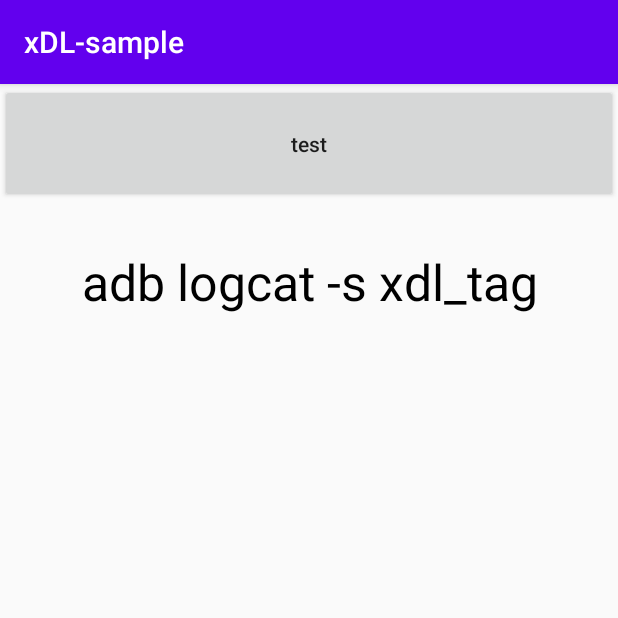
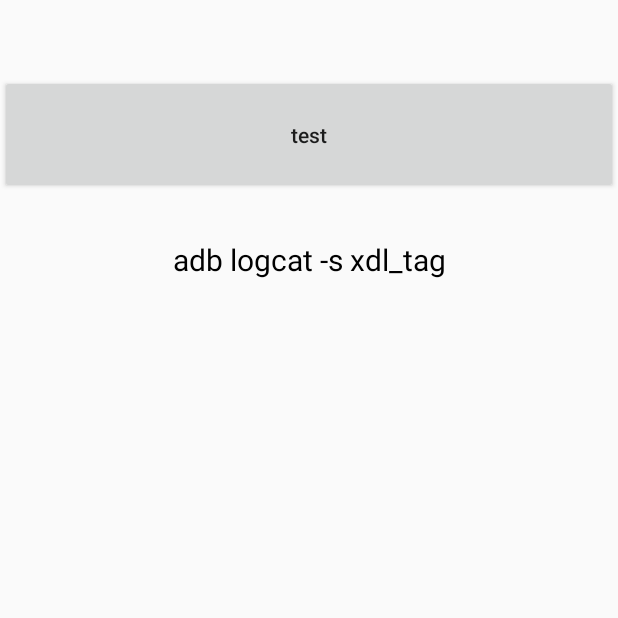
Before and after one commit to hexhacking/xDL, an Android app: the screen it shows after launch (MainActivity), on a phone screen of 412 x 824 dp, the top half of it. Run offline under Robolectric (Android 15) with nearby library versions, the phone set to English and light mode, and no system bars; 2 statements that could not run were skipped.

Commit message:
Improve the UI display of sample app.

```diff
--- a/xdl_sample/src/main/java/io/github/hexhacking/xdl/sample/MainActivity.java
+++ b/xdl_sample/src/main/java/io/github/hexhacking/xdl/sample/MainActivity.java
@@ -1,5 +1,6 @@
 package io.github.hexhacking.xdl.sample;
 
+import androidx.activity.EdgeToEdge;
 import androidx.appcompat.app.AppCompatActivity;
 
 import android.os.Bundle;
@@ -11,10 +12,13 @@ public class MainActivity extends AppCompatActivity {
     @Override
     protected void onCreate(Bundle savedInstanceState) {
         super.onCreate(savedInstanceState);
+        EdgeToEdge.enable(this);
         setContentView(R.layout.activity_main);
-    }
 
-    public void onTestClick(View view) {
-        NativeSample.test();
+        findViewById(R.id.testButton).setOnClickListener(new View.OnClickListener() {
+            public void onClick(View v) {
+                NativeSample.test();
+            }
+        });
     }
 }
--- a/xdl_sample/src/main/res/layout/activity_main.xml
+++ b/xdl_sample/src/main/res/layout/activity_main.xml
@@ -1,26 +1,17 @@
 <?xml version="1.0" encoding="utf-8"?>
-<LinearLayout xmlns:android="http://schemas.android.com/apk/res/android"
+<LinearLayout
+    xmlns:android="http://schemas.android.com/apk/res/android"
     xmlns:tools="http://schemas.android.com/tools"
     android:layout_width="match_parent"
     android:layout_height="match_parent"
     android:orientation="vertical"
+    android:paddingTop="50dp"
     tools:context=".MainActivity">
-
-    <ScrollView
-        android:layout_width="fill_parent"
-        android:layout_height="wrap_content">
-
-        <LinearLayout
-            android:layout_width="match_parent"
-            android:layout_height="wrap_content"
-            android:orientation="vertical">
-
     <Button
         android:id="@+id/testButton"
         android:layout_width="match_parent"
         android:layout_height="wrap_content"
         android:layout_margin="0dp"
-                android:onClick="onTestClick"
         android:paddingTop="30dp"
         android:paddingBottom="30dp"
         android:paddingLeft="10dp"
@@ -28,7 +19,6 @@
         android:text="test"
         android:textAllCaps="false"
         tools:ignore="HardcodedText" />
-
     <TextView
         android:id="@+id/textMsg"
         android:layout_width="match_parent"
@@ -39,9 +29,7 @@
         android:paddingLeft="10dp"
         android:paddingRight="10dp"
         android:gravity="center"
-                android:textSize="50px"
+        android:textSize="20sp"
         android:textColor="#000000"
-                android:text="adb logcat -s xdl_tag" />
+        android:text="@string/logcat_hints" />
 </LinearLayout>
-    </ScrollView>
-</LinearLayout>
--- a/xdl_sample/src/main/res/mipmap-anydpi-v26/ic_launcher.xml
+++ b/xdl_sample/src/main/res/mipmap-anydpi-v26/ic_launcher.xml
@@ -2,4 +2,5 @@
 <adaptive-icon xmlns:android="http://schemas.android.com/apk/res/android">
     <background android:drawable="@drawable/ic_launcher_background" />
     <foreground android:drawable="@drawable/ic_launcher_foreground" />
+    <monochrome android:drawable="@drawable/ic_launcher_foreground" />
 </adaptive-icon>
--- a/xdl_sample/src/main/res/mipmap-anydpi-v26/ic_launcher_round.xml
+++ b/xdl_sample/src/main/res/mipmap-anydpi-v26/ic_launcher_round.xml
@@ -2,4 +2,5 @@
 <adaptive-icon xmlns:android="http://schemas.android.com/apk/res/android">
     <background android:drawable="@drawable/ic_launcher_background" />
     <foreground android:drawable="@drawable/ic_launcher_foreground" />
+    <monochrome android:drawable="@drawable/ic_launcher_foreground" />
 </adaptive-icon>
--- a/xdl_sample/src/main/res/values/colors.xml
+++ b/xdl_sample/src/main/res/values/colors.xml
@@ -1,6 +1,3 @@
 <?xml version="1.0" encoding="utf-8"?>
 <resources>
-    <color name="colorPrimary">#6200EE</color>
-    <color name="colorPrimaryDark">#3700B3</color>
-    <color name="colorAccent">#03DAC5</color>
 </resources>
--- a/xdl_sample/src/main/res/values/strings.xml
+++ b/xdl_sample/src/main/res/values/strings.xml
@@ -1,3 +1,4 @@
 <resources>
     <string name="app_name">xDL-sample</string>
+    <string name="logcat_hints">adb logcat -s xdl_tag</string>
 </resources>
--- a/xdl_sample/src/main/res/values/themes.xml
+++ b/xdl_sample/src/main/res/values/themes.xml
@@ -1,11 +1,8 @@
 <resources>
 
     <!-- Base application theme. -->
-    <style name="AppTheme" parent="Theme.AppCompat.Light.DarkActionBar">
+    <style name="AppTheme" parent="Theme.AppCompat.Light.NoActionBar">
         <!-- Customize your theme here. -->
-        <item name="colorPrimary">@color/colorPrimary</item>
-        <item name="colorPrimaryDark">@color/colorPrimaryDark</item>
-        <item name="colorAccent">@color/colorAccent</item>
     </style>
 
 </resources>
```
Lines whose indentation alone changed are shown as unchanged.
